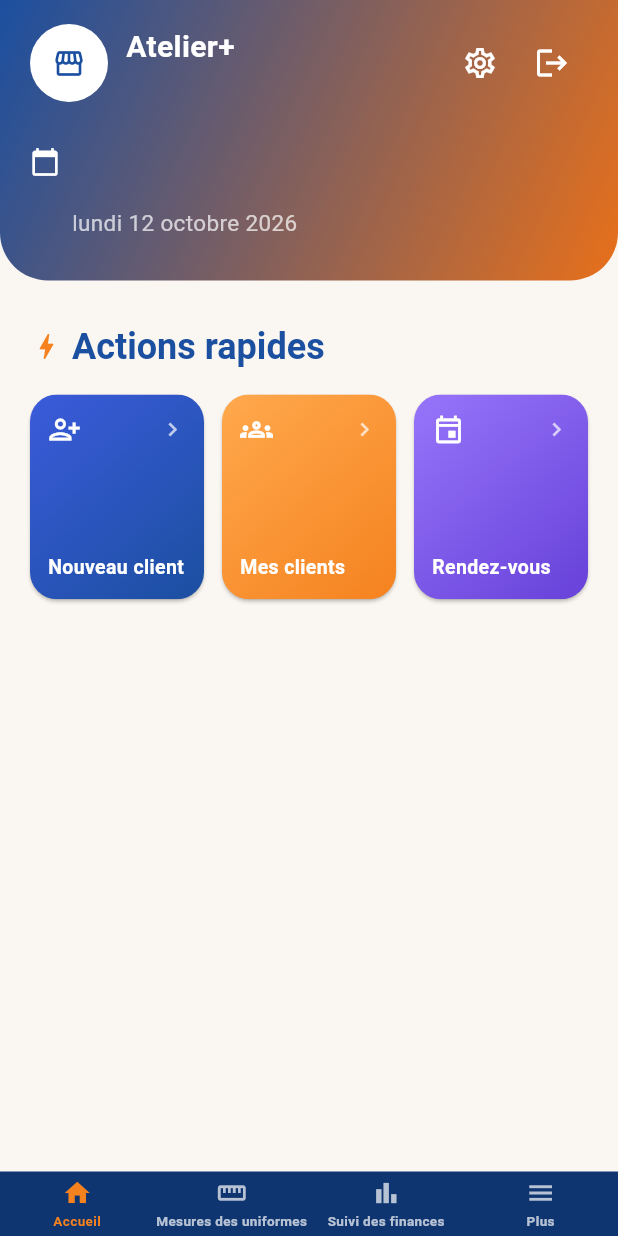
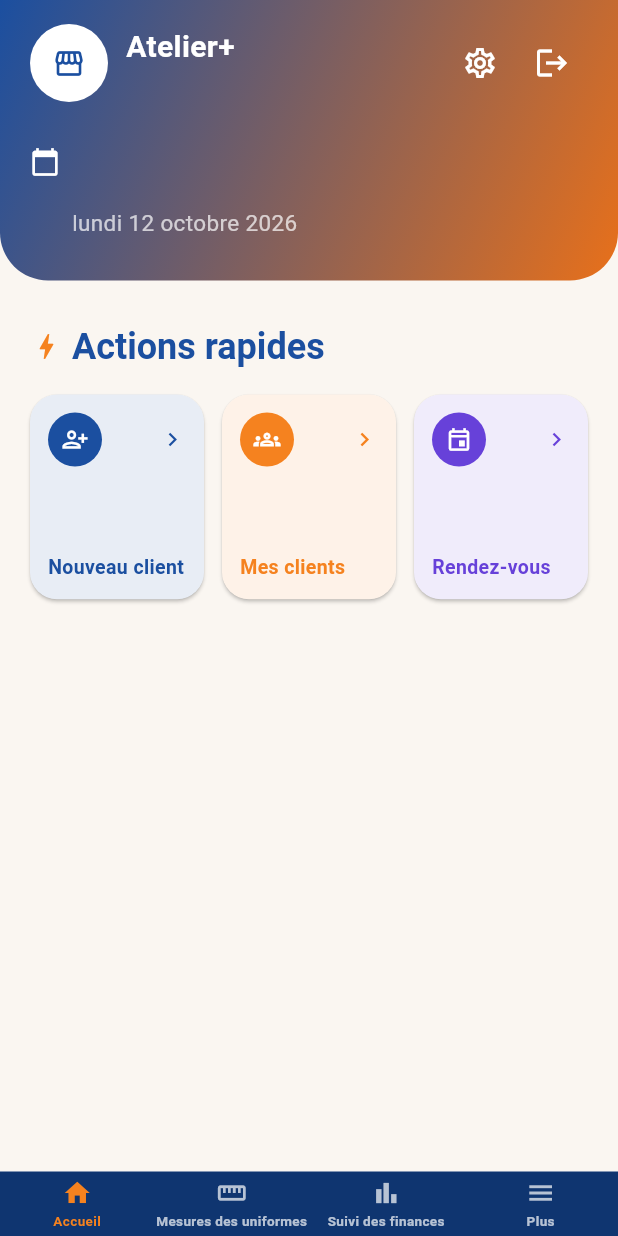
Before and after one commit to ouattaradanou-debug/forevercare-ai, a Flutter app: the screen it shows once a user with an empty profile is signed in, on a phone screen of 412 x 824 dp. Run offline on Flutter 3.47's test engine with Material 3 defaults, Android fonts, the phone set to English and light mode, and no system bars; our stand-ins replace audioplayers, cached_network_image, connectivity_plus, drift, flutter_contacts, flutter_image_compress and 16 more; missing offline and left inert: record; accounts and stored records are empty; generated files the repository leaves out were written again.

Commit message:
Revient à des cartes d'actions rapides en fond clair teinté plutôt qu'en dégradé plein
Suite au retour du tailleur avec un modèle plus précis : chaque carte
garde maintenant un fond clair légèrement teinté de la couleur de sa
catégorie (plutôt qu'un fond en dégradé plein), avec un badge d'icône
rond coloré, un chevron et un texte dans la même couleur — plus
proche du modèle envoyé.

Co-Authored-By: Claude Sonnet 5 <noreply@anthropic.com>
Claude-Session: https://claude.ai/code/session_01HPRTXPCgGzxUX9YW2QHUsa

```diff
--- a/atelier_plus/lib/features/auth/presentation/ecran_accueil_provisoire.dart
+++ b/atelier_plus/lib/features/auth/presentation/ecran_accueil_provisoire.dart
@@ -148,38 +148,38 @@ class _EcranAccueilProvisoireState extends ConsumerState<EcranAccueilProvisoire>
                         _CarteAction(
                           icone: Icons.person_add_alt_1_outlined,
                           libelle: 'Nouveau client',
-                          couleurs: const [Color(0xFF3B5BDB), Color(0xFF1B4FA0)],
+                          couleur: const Color(0xFF1B4FA0),
                           onTap: () => context.push(AppRoutes.creationClient),
                         ),
                         _CarteAction(
                           icone: Icons.groups_outlined,
                           libelle: 'Mes clients',
-                          couleurs: const [Color(0xFFFFA94D), Color(0xFFF5821F)],
+                          couleur: const Color(0xFFF5821F),
                           onTap: () => context.push(AppRoutes.clients),
                         ),
                         _CarteAction(
                           icone: Icons.event_outlined,
                           libelle: 'Rendez-vous',
-                          couleurs: const [Color(0xFF9775FA), Color(0xFF6741D9)],
+                          couleur: const Color(0xFF6741D9),
                           onTap: () => context.push(AppRoutes.rendezVous),
                         ),
                         if (estProprietaire) ...[
                           _CarteAction(
                             icone: Icons.remove_circle_outline,
                             libelle: 'Enregistrer dépenses',
-                            couleurs: const [Color(0xFF4CAF77), Color(0xFF2E7D32)],
+                            couleur: const Color(0xFF2E7D32),
                             onTap: () => context.push(AppRoutes.nouvelleDepense),
                           ),
                           _CarteAction(
                             icone: Icons.storefront_outlined,
                             libelle: 'Ventes',
-                            couleurs: const [Color(0xFFB088F5), Color(0xFF8456D9)],
+                            couleur: const Color(0xFF8456D9),
                             onTap: () => context.push(AppRoutes.ventes),
                           ),
                           _CarteAction(
                             icone: Icons.inventory_2_outlined,
                             libelle: 'Stock',
-                            couleurs: const [Color(0xFFEF6E6E), Color(0xFFB3261E)],
+                            couleur: const Color(0xFFB3261E),
                             onTap: () => context.push(AppRoutes.gestionStock),
                           ),
                         ] else if (enResolution)
@@ -754,30 +754,22 @@ class _CarteAction extends StatelessWidget {
   const _CarteAction({
     required this.icone,
     required this.libelle,
-    required this.couleurs,
+    required this.couleur,
     required this.onTap,
   });
 
   final IconData icone;
   final String libelle;
-  final List<Color> couleurs;
+  final Color couleur;
   final VoidCallback onTap;
 
   @override
   Widget build(BuildContext context) {
+    final fond = Color.alphaBlend(couleur.withOpacity(0.1), Colors.white);
     return Material(
-      color: Colors.transparent,
+      color: fond,
       borderRadius: BorderRadius.circular(18),
       elevation: 1,
-      child: Ink(
-        decoration: BoxDecoration(
-          borderRadius: BorderRadius.circular(18),
-          gradient: LinearGradient(
-            begin: Alignment.topLeft,
-            end: Alignment.bottomRight,
-            colors: couleurs,
-          ),
-        ),
       child: InkWell(
         borderRadius: BorderRadius.circular(18),
         onTap: onTap,
@@ -790,16 +782,19 @@ class _CarteAction extends StatelessWidget {
               Row(
                 mainAxisAlignment: MainAxisAlignment.spaceBetween,
                 children: [
-                    Icon(icone, color: Colors.white, size: 22),
-                    const Icon(Icons.chevron_right, color: Colors.white70, size: 18),
+                  CircleAvatar(
+                    radius: 18,
+                    backgroundColor: couleur,
+                    child: Icon(icone, color: Colors.white, size: 18),
+                  ),
+                  Icon(Icons.chevron_right, color: couleur, size: 18),
                 ],
               ),
               Text(
                 libelle,
-                  style: const TextStyle(fontWeight: FontWeight.bold, fontSize: 13, color: Colors.white),
+                style: TextStyle(fontWeight: FontWeight.bold, fontSize: 13, color: couleur),
               ),
             ],
-            ),
           ),
         ),
       ),
```
Lines whose indentation alone changed are shown as unchanged.
